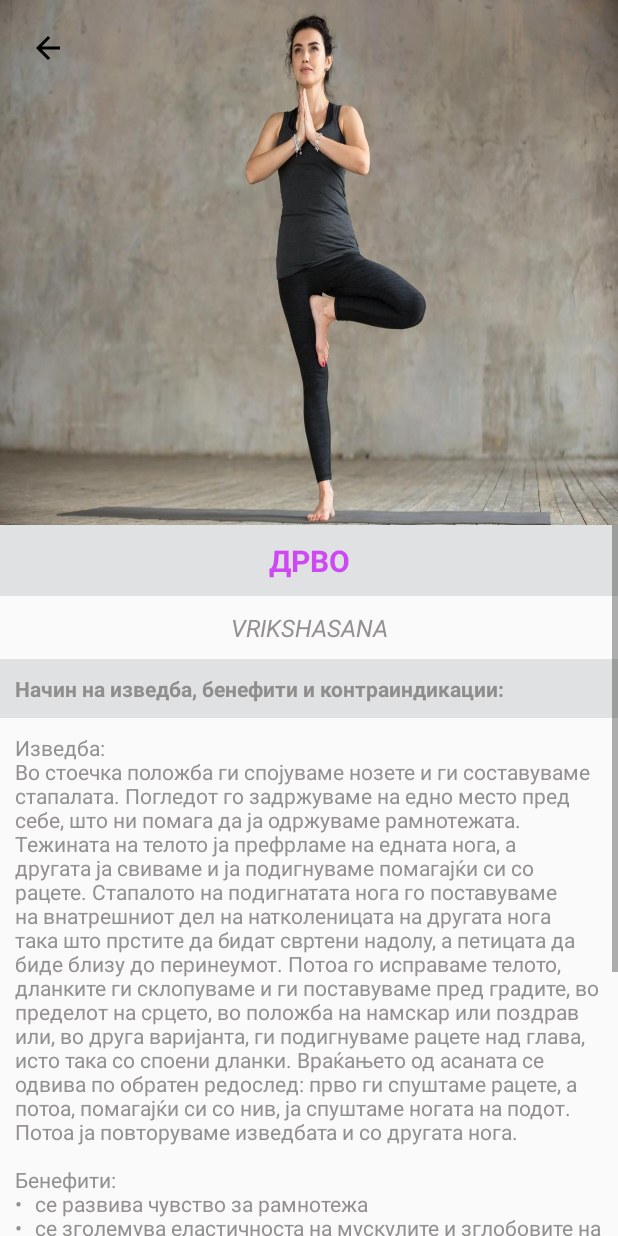
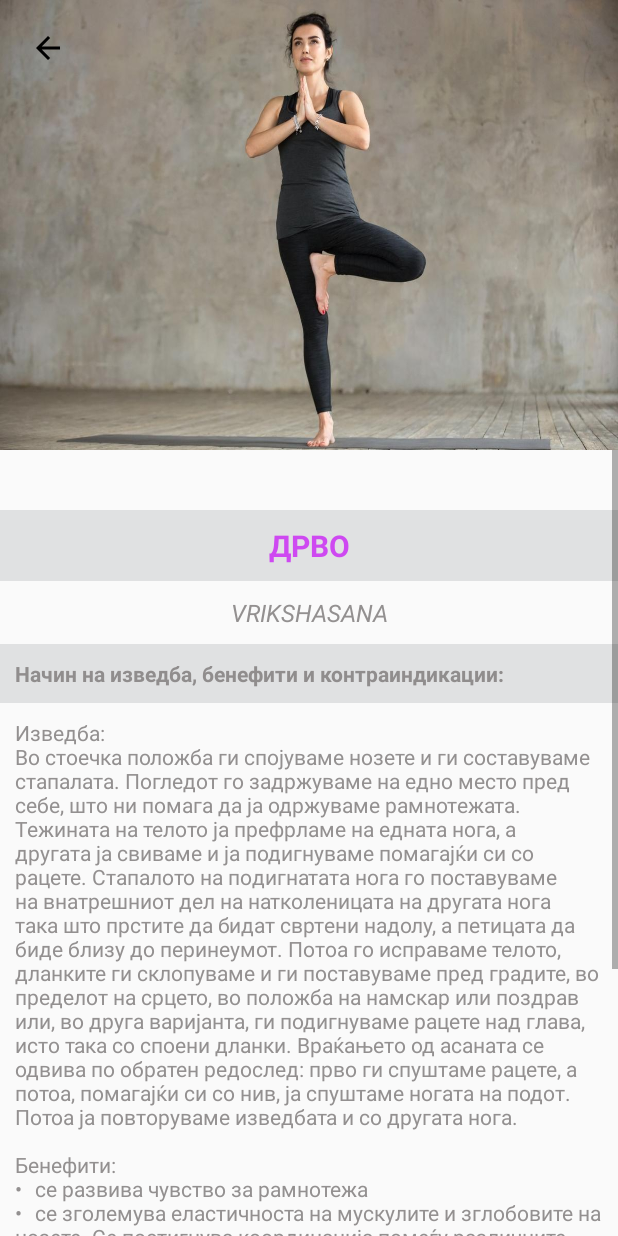
Before and after one commit to MarijaSadhana/Yoga, an Android app: the screen it shows after launch (DetailsAsana), after a tap on "Дрво", on a phone screen of 412 x 824 dp. Run offline under Robolectric (Android 15) with nearby library versions, the light colour scheme and no system bars.

Commit message:
changes in details activity xml

```diff
--- a/app/src/main/res/layout/activity_detail_program.xml
+++ b/app/src/main/res/layout/activity_detail_program.xml
@@ -13,7 +13,7 @@
         <ImageView
             android:id="@+id/program_cover_image"
             android:layout_width="match_parent"
-            android:layout_height="350dp"
+            android:layout_height="300dp"
             android:scaleType="fitXY"/>
 
         <ImageView
@@ -43,7 +43,8 @@
         <LinearLayout
             android:layout_width="match_parent"
             android:layout_height="wrap_content"
-            android:orientation="vertical">
+            android:orientation="vertical"
+            android:paddingTop="40dp">
 
             <TextView
                 android:id="@+id/program_title"
--- a/app/src/main/res/layout/activity_details_asana.xml
+++ b/app/src/main/res/layout/activity_details_asana.xml
@@ -14,7 +14,7 @@
         <ImageView
             android:id="@+id/asana_cover_image"
             android:layout_width="match_parent"
-            android:layout_height="350dp"
+            android:layout_height="300dp"
             android:scaleType="fitXY"/>
 
         <ImageView
@@ -36,7 +36,8 @@
         <LinearLayout
             android:layout_width="match_parent"
             android:layout_height="match_parent"
-            android:orientation="vertical">
+            android:orientation="vertical"
+            android:paddingTop="40dp">
 
            <TextView
                 android:id="@+id/asana_title"
--- a/app/src/main/res/layout/activity_details_meditation.xml
+++ b/app/src/main/res/layout/activity_details_meditation.xml
@@ -13,7 +13,7 @@
         <ImageView
             android:id="@+id/meditation_cover_image"
             android:layout_width="match_parent"
-            android:layout_height="350dp"
+            android:layout_height="300dp"
             android:scaleType="fitXY"/>
 
         <ImageView
@@ -43,7 +43,8 @@
         <LinearLayout
             android:layout_width="match_parent"
             android:layout_height="wrap_content"
-            android:orientation="vertical">
+            android:orientation="vertical"
+            android:paddingTop="40dp">
 
             <TextView
                 android:id="@+id/meditation_title"
--- a/app/src/main/res/layout/activity_details_pranayama.xml
+++ b/app/src/main/res/layout/activity_details_pranayama.xml
@@ -14,7 +14,7 @@
         <ImageView
             android:id="@+id/pranayama_cover_image"
             android:layout_width="match_parent"
-            android:layout_height="350dp"
+            android:layout_height="300dp"
             android:scaleType="fitXY"/>
 
         <ImageView
@@ -36,7 +36,8 @@
         <LinearLayout
             android:layout_width="match_parent"
             android:layout_height="match_parent"
-            android:orientation="vertical">
+            android:orientation="vertical"
+            android:paddingTop="40dp">
 
             <TextView
                 android:id="@+id/pranayama_title"
```
